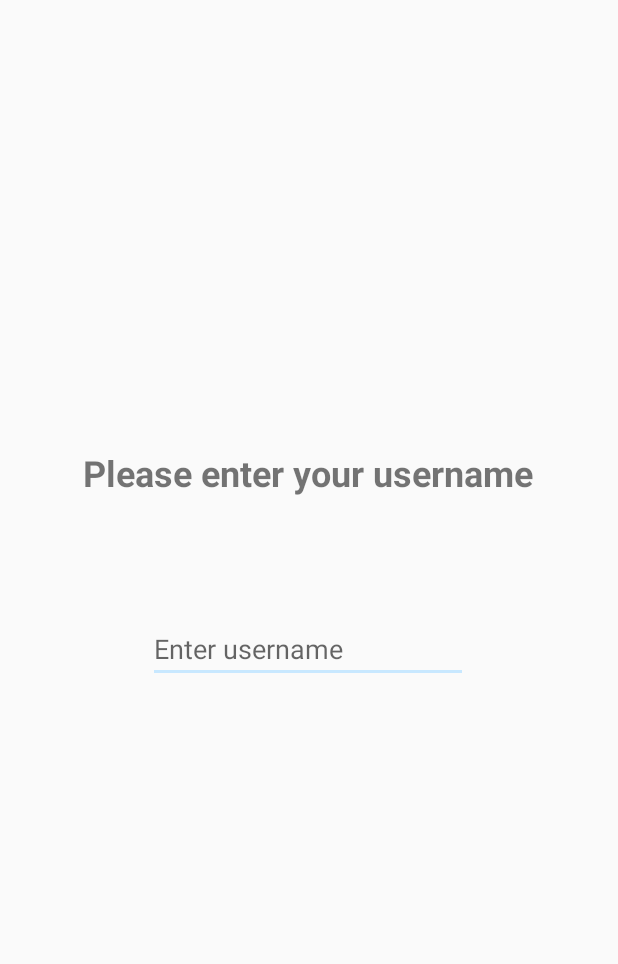
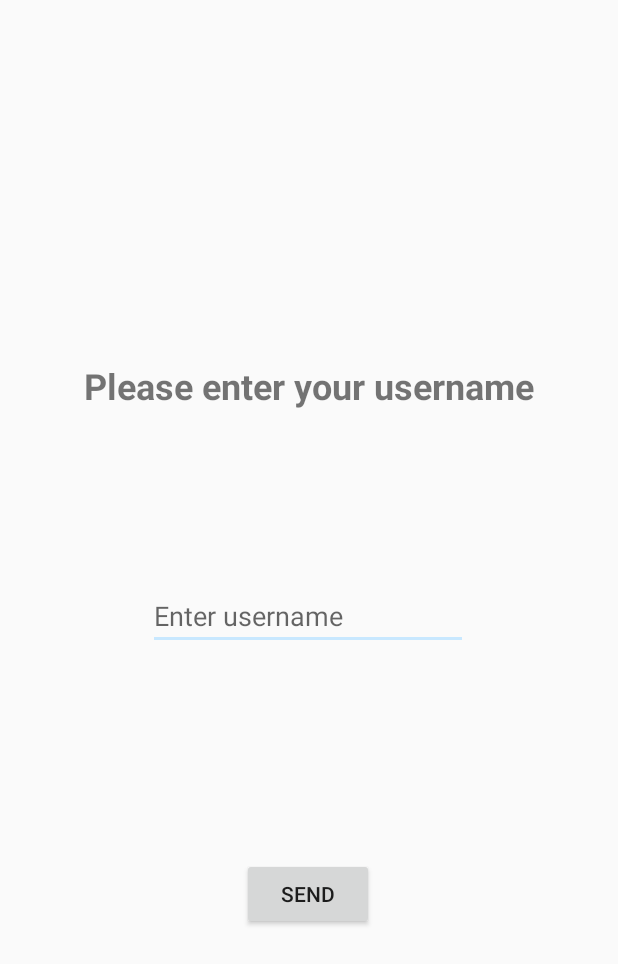
Before and after one commit to drwitteck/MapChatApp, an Android app: the layout fragment_register.xml on its own in the app's theme, with its tools: preview values and no code run, on a phone screen of 412 x 824 dp. Shown: the top 964 px of the screen. Run offline under Robolectric (Android 15) with nearby library versions, the phone set to English and light mode, and no system bars; network calls fail.

```diff
--- a/app/src/main/java/com/example/derekwitteck/mapchatapp/Fragments/PartnersFragment.java
+++ b/app/src/main/java/com/example/derekwitteck/mapchatapp/Fragments/PartnersFragment.java
@@ -31,7 +31,6 @@ public class PartnersFragment extends Fragment {
     private String mJsonURL = "https://kamorris.com/lab/get_locations.php";
     private String data = "";
     private RequestQueue requestQueue;
-    static final String REQ_TAG = "MyTag";
 
     public PartnersFragment() {
         // Required empty public constructor
--- a/app/src/main/java/com/example/derekwitteck/mapchatapp/MainActivity.java
+++ b/app/src/main/java/com/example/derekwitteck/mapchatapp/MainActivity.java
@@ -13,6 +13,7 @@ import android.widget.Toast;
 
 import com.example.derekwitteck.mapchatapp.Fragments.MapFragment;
 import com.example.derekwitteck.mapchatapp.Fragments.PartnersFragment;
+import com.example.derekwitteck.mapchatapp.Fragments.RegisterFragment;
 
 import java.util.Map;
 
@@ -43,7 +44,6 @@ public class MainActivity extends AppCompatActivity {
 
         mTabLayout = findViewById(R.id.tabs);
         mTabLayout.setupWithViewPager(mViewPager);
-
     }
 
     @Override
@@ -59,6 +59,7 @@ public class MainActivity extends AppCompatActivity {
 
     private void setupViewPager(ViewPager viewPager) {
         ViewPagerAdapter adapter = new ViewPagerAdapter(getSupportFragmentManager());
+        adapter.addFragment(new RegisterFragment(), "Register");
         adapter.addFragment(new MapFragment(), "Map");
         adapter.addFragment(new PartnersFragment(), "Partners");
         viewPager.setAdapter(adapter);
--- a/app/src/main/res/layout/fragment_register.xml
+++ b/app/src/main/res/layout/fragment_register.xml
@@ -8,7 +8,7 @@
     tools:context="com.example.derekwitteck.mapchatapp.Fragments.RegisterFragment">
 
     <TextView
-        android:id="@+id/instructions"
+        android:id="@+id/textViewInstructions"
         android:layout_width="wrap_content"
         android:layout_height="wrap_content"
         android:layout_marginBottom="8dp"
@@ -20,10 +20,9 @@
         android:textStyle="bold"
         app:layout_constraintBottom_toTopOf="@+id/editTextUsername"
         app:layout_constraintEnd_toEndOf="parent"
-        app:layout_constraintHorizontal_bias="0.494"
         app:layout_constraintStart_toStartOf="parent"
         app:layout_constraintTop_toTopOf="parent"
-        app:layout_constraintVertical_bias="0.805" />
+        app:layout_constraintVertical_bias="0.685" />
 
     <EditText
         android:id="@+id/editTextUsername"
@@ -36,11 +35,27 @@
         android:ems="10"
         android:hint="Enter username"
         android:inputType="textPersonName"
-        app:layout_constraintBottom_toBottomOf="parent"
+        app:layout_constraintBottom_toBottomOf="@+id/textViewInstructions"
         app:layout_constraintEnd_toEndOf="parent"
         app:layout_constraintHorizontal_bias="0.497"
         app:layout_constraintStart_toStartOf="parent"
         app:layout_constraintTop_toTopOf="parent"
-        app:layout_constraintVertical_bias="0.058" />
+        app:layout_constraintVertical_bias="0.0" />
+
+    <Button
+        android:id="@+id/buttonSend"
+        android:layout_width="wrap_content"
+        android:layout_height="wrap_content"
+        android:layout_marginBottom="204dp"
+        android:layout_marginEnd="8dp"
+        android:layout_marginStart="8dp"
+        android:layout_marginTop="8dp"
+        android:text="Send"
+        app:layout_constraintBottom_toBottomOf="parent"
+        app:layout_constraintEnd_toEndOf="parent"
+        app:layout_constraintHorizontal_bias="0.498"
+        app:layout_constraintStart_toStartOf="parent"
+        app:layout_constraintTop_toBottomOf="@+id/editTextUsername"
+        app:layout_constraintVertical_bias="1.0" />
 
 </android.support.constraint.ConstraintLayout>
```
Also changed, not shown: app/src/main/java/com/example/derekwitteck/mapchatapp/Fragments/MapFragment.java (+2 -6 lines), app/src/main/java/com/example/derekwitteck/mapchatapp/Fragments/RegisterFragment.java (+40 -19 lines).
